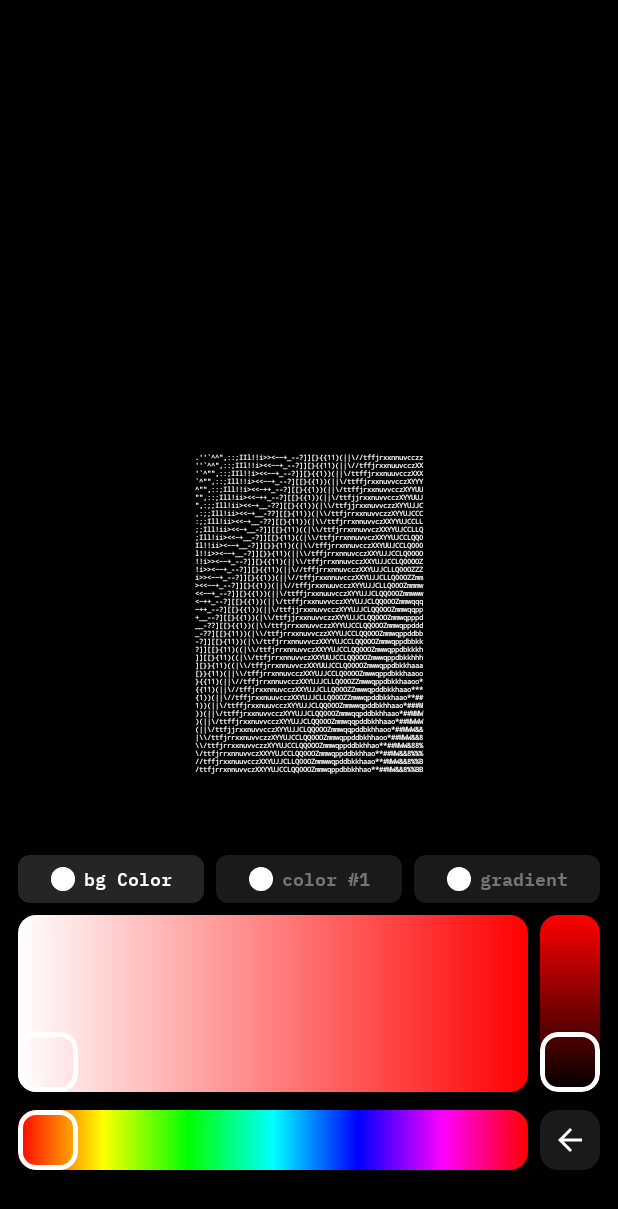
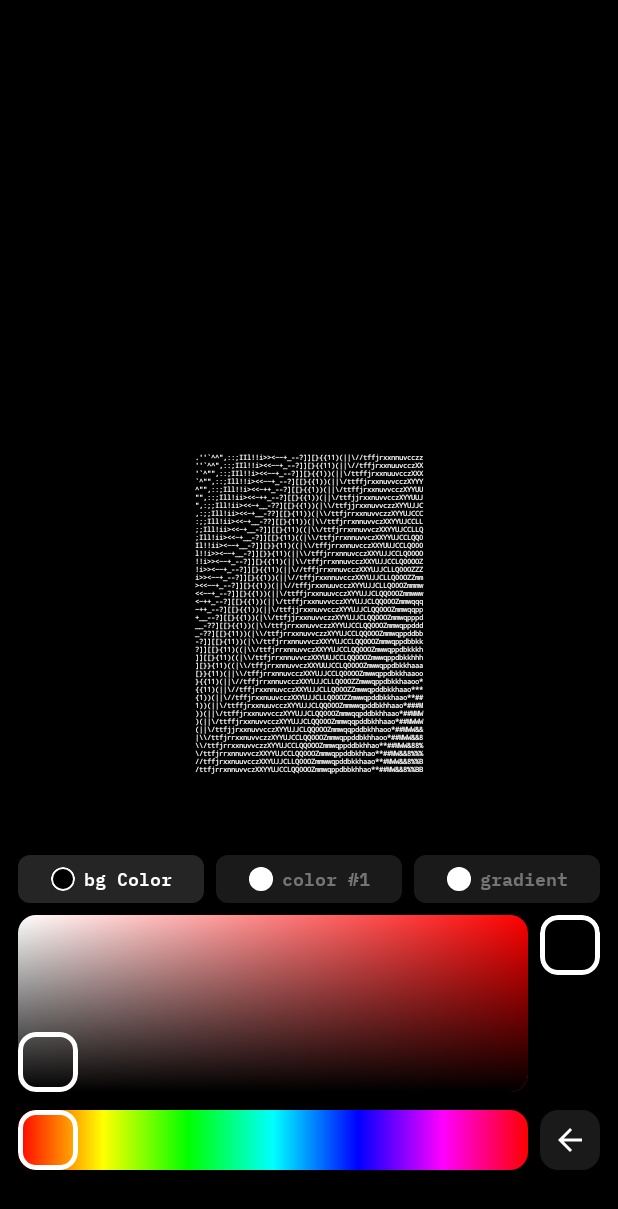
Before and after one commit to Barryalien23/MyApplication_32, an Android app built with Jetpack Compose: the screen it shows after launch (MainActivity), after a tap on "GRADIENT", on a phone screen of 412 x 824 dp. Shown: the top 1209 px of the screen. Run offline under Robolectric (Android 15) with nearby library versions, the phone set to English and light mode, and no system bars; libraries missing offline, so code that uses them is left out: androidx.camera.core; 1 statement that could not run was skipped.

Commit message:
Refactor ColorPickerBlock to improve color selection logic and enhance UI responsiveness. Introduce dynamic color updates for tabs and optimize state management for saturation, value, and opacity adjustments. Streamline gesture handling for a smoother user experience.

```diff
--- a/app/src/main/java/com/raux/myapplication_32/ui/components/ColorPickerBlock.kt
+++ b/app/src/main/java/com/raux/myapplication_32/ui/components/ColorPickerBlock.kt
@@ -21,6 +21,7 @@ import androidx.compose.ui.graphics.Brush
 import androidx.compose.ui.graphics.toArgb
 import androidx.compose.ui.hapticfeedback.HapticFeedbackType
 import androidx.compose.ui.input.pointer.pointerInput
+import androidx.compose.ui.layout.onGloballyPositioned
 import androidx.compose.ui.platform.LocalDensity
 import androidx.compose.ui.platform.LocalHapticFeedback
 import androidx.compose.ui.text.font.FontWeight
@@ -109,6 +110,23 @@ private fun ColorTabs(
         ColorTab.values().forEach { tab ->
             val isSelected = tab == selectedTab
 
+            // Получаем актуальный цвет для каждого таба
+            val tabColor = when (tab) {
+                ColorTab.BACKGROUND -> colorState.background
+                ColorTab.COLOR1 -> {
+                    when (val symbols = colorState.symbols) {
+                        is SymbolPaint.Solid -> symbols.color
+                        is SymbolPaint.Gradient -> symbols.start
+                    }
+                }
+                ColorTab.GRADIENT -> {
+                    when (val symbols = colorState.symbols) {
+                        is SymbolPaint.Solid -> symbols.color
+                        is SymbolPaint.Gradient -> symbols.start
+                    }
+                }
+            }
+
             Box(
                 modifier = Modifier
                     .weight(1f)
@@ -125,9 +143,16 @@ private fun ColorTabs(
                     horizontalArrangement = Arrangement.spacedBy(6.dp),
                     verticalAlignment = Alignment.CenterVertically
                 ) {
-                    // Индикатор цвета
+                    // Индикатор цвета с актуальным цветом
                     ColorIndicator(
-                        colorState = colorState,
+                        colorState = ColorState(
+                            background = tabColor,
+                            symbols = when (tab) {
+                                ColorTab.BACKGROUND -> SymbolPaint.Solid(tabColor)
+                                ColorTab.COLOR1 -> SymbolPaint.Solid(tabColor)
+                                ColorTab.GRADIENT -> colorState.symbols
+                            }
+                        ),
                         isSelected = isSelected,
                         modifier = Modifier.size(16.dp)
                     )
@@ -161,85 +186,57 @@ private fun HSVColorPicker(
     var hue by remember { mutableStateOf(0f) }
     var saturation by remember { mutableStateOf(1f) }
     var value by remember { mutableStateOf(1f) }
+    var alpha by remember { mutableStateOf(1f) }
 
-    // Обновляем значения при изменении выбранного таба
-    LaunchedEffect(selectedTab, colorState) {
-        val currentColor = when (selectedTab) {
+    // ⬇️ перезапускаем ТОЛЬКО при смене таба
+    LaunchedEffect(selectedTab) {
+        val current = when (selectedTab) {
             ColorTab.BACKGROUND -> colorState.background
-            ColorTab.COLOR1 -> {
-                when (val symbols = colorState.symbols) {
-                    is SymbolPaint.Solid -> symbols.color
-                    is SymbolPaint.Gradient -> symbols.start
+            ColorTab.COLOR1, ColorTab.GRADIENT -> when (val s = colorState.symbols) {
+                is SymbolPaint.Solid -> s.color
+                is SymbolPaint.Gradient -> s.start
             }
         }
-            ColorTab.GRADIENT -> {
-                when (val symbols = colorState.symbols) {
-                    is SymbolPaint.Solid -> symbols.color
-                    is SymbolPaint.Gradient -> symbols.start
-                }
-            }
+        val hsv = FloatArray(3)
+        android.graphics.Color.colorToHSV(current.toArgb(), hsv)
+        hue = hsv[0]; saturation = hsv[1]; value = hsv[2]; alpha = current.alpha
     }
 
-        // Конвертируем Color в HSV
-        val hsv = FloatArray(3)
-        android.graphics.Color.colorToHSV(currentColor.toArgb(), hsv)
-        hue = hsv[0]
-        saturation = hsv[1]
-        value = hsv[2]
-    }
+    // ⬇️ стабилизируем ссылку на коллбэк (чтобы pointerInput был с ключом Unit)
+    val applyColor by rememberUpdatedState(onColorChanged)
 
-    Column(
-        modifier = Modifier.fillMaxWidth(),
-        verticalArrangement = Arrangement.spacedBy(12.dp)
-    ) {
-        // Панель насыщенности/яркости и полоса прозрачности
-        Row(
-            modifier = Modifier.fillMaxWidth(),
-            horizontalArrangement = Arrangement.spacedBy(8.dp)
-        ) {
-            // Основная панель насыщенности/яркости
+    Column(Modifier.fillMaxWidth(), verticalArrangement = Arrangement.spacedBy(12.dp)) {
+        Row(Modifier.fillMaxWidth(), horizontalArrangement = Arrangement.spacedBy(8.dp)) {
             SaturationValuePanel(
                 hue = hue,
                 saturation = saturation,
                 value = value,
-                onSaturationValueChanged = { newSaturation, newValue ->
-                    saturation = newSaturation
-                    value = newValue
-                    val newColor = Color.hsv(hue, saturation, value)
-                    onColorChanged(newColor)
+                onSaturationValueChanged = { s, v ->
+                    saturation = s; value = v
+                    applyColor(Color.hsv(hue, saturation, value, alpha))
                 },
                 modifier = Modifier.weight(1f)
             )
-
-            // Полоса прозрачности
             OpacitySlider(
-                opacity = 1f, // Пока фиксированная прозрачность
-                onOpacityChanged = { /* TODO: Реализовать прозрачность */ },
+                baseColor = Color.hsv(hue, saturation, value),
+                opacity = alpha,
+                onOpacityChanged = { a ->
+                    alpha = a
+                    applyColor(Color.hsv(hue, saturation, value, alpha))
+                },
                 modifier = Modifier.width(40.dp)
             )
         }
-
-        // Полоса тона и кнопка назад
-        Row(
-            modifier = Modifier.fillMaxWidth(),
-            horizontalArrangement = Arrangement.spacedBy(8.dp)
-        ) {
-            // Полоса тона (Hue)
+        Row(Modifier.fillMaxWidth(), horizontalArrangement = Arrangement.spacedBy(8.dp)) {
             HueSlider(
                 hue = hue,
-                onHueChanged = { newHue ->
-                    hue = newHue
-                    val newColor = Color.hsv(hue, saturation, value)
-                    onColorChanged(newColor)
+                onHueChanged = { h ->
+                    hue = h
+                    applyColor(Color.hsv(hue, saturation, value, alpha))
                 },
                 modifier = Modifier.weight(1f)
             )
-
-            // Кнопка назад
-            BackButton(
-                onClick = onBackClick,
-                modifier = Modifier.size(40.dp)
-            )
+            BackButton(onClick = onBackClick, modifier = Modifier.size(40.dp))
         }
     }
 }
@@ -255,58 +252,58 @@ private fun SaturationValuePanel(
     onSaturationValueChanged: (Float, Float) -> Unit,
     modifier: Modifier = Modifier
 ) {
-    val hapticFeedback = LocalHapticFeedback.current
-    val density = LocalDensity.current
+    val haptic = LocalHapticFeedback.current
+    val onSV by rememberUpdatedState(onSaturationValueChanged)
+    var sizePx by remember { mutableStateOf(androidx.compose.ui.unit.IntSize.Zero) }
+
+    fun compute(p: Offset): Pair<Float, Float>? {
+        if (sizePx.width == 0 || sizePx.height == 0) return null
+        val s = (p.x / sizePx.width).coerceIn(0f, 1f)
+        val v = (1f - p.y / sizePx.height).coerceIn(0f, 1f)
+        return s to v
+    }
 
     Box(
         modifier = modifier
             .height(118.dp)
             .clip(RoundedCornerShape(12.dp))
-            .background(
-                brush = Brush.horizontalGradient(
-                    colors = listOf(
-                        Color.White,
-                        Color.hsv(hue, 1f, 1f)
-                    )
-                )
-            )
+            .background(Brush.horizontalGradient(listOf(Color.White, Color.hsv(hue, 1f, 1f))))
+            .background(Brush.verticalGradient(listOf(Color.Transparent, Color.Black)))
+            .onGloballyPositioned { sizePx = it.size }
+            // ⬇️ стабильный ключ
             .pointerInput(Unit) {
-                detectTapGestures { offset ->
-                    val panelWidth = with(density) { size.width.toDp().value }
-                    val panelHeight = with(density) { size.height.toDp().value }
-                    val newSaturation = (offset.x / panelWidth).coerceIn(0f, 1f)
-                    val newValue = 1f - (offset.y / panelHeight).coerceIn(0f, 1f)
-                    hapticFeedback.performHapticFeedback(HapticFeedbackType.LongPress)
-                    onSaturationValueChanged(newSaturation, newValue)
+                detectTapGestures { p ->
+                    compute(p)?.let { (s, v) ->
+                        haptic.performHapticFeedback(HapticFeedbackType.LongPress)
+                        onSV(s, v)
+                    }
                 }
             }
             .pointerInput(Unit) {
                 detectDragGestures(
                     onDragStart = {
-                        hapticFeedback.performHapticFeedback(HapticFeedbackType.LongPress)
+                        haptic.performHapticFeedback(HapticFeedbackType.LongPress)
                     }
-                ) { _, _ ->
-                    // TODO: Реализовать перетаскивание
+                ) { change, _ ->
+                    change.consume() // ⬅️ предотвращаем конкуренцию жестов
+                    compute(change.position)?.let { (s, v) -> onSV(s, v) }
                 }
             }
     ) {
-        // Индикатор текущей позиции
+        // индикатор — без изменений
+        if (sizePx.width > 0 && sizePx.height > 0) {
+            val handle = 40.dp
+            val handlePx = with(LocalDensity.current) { handle.toPx() }
+            val x = (saturation * sizePx.width - handlePx / 2).coerceIn(0f, sizePx.width - handlePx)
+            val y = ((1f - value) * sizePx.height - handlePx / 2).coerceIn(0f, sizePx.height - handlePx)
             Box(
-            modifier = Modifier
-                .align(Alignment.TopStart)
-                .offset(
-                    x = (saturation * (118 - 40)).dp,
-                    y = ((1f - value) * (118 - 40)).dp
+                Modifier
+                    .offset { androidx.compose.ui.unit.IntOffset(x.toInt(), y.toInt()) }
+                    .size(handle)
+                    .clip(RoundedCornerShape(12.dp))
+                    .border(3.dp, Color.White, RoundedCornerShape(12.dp))
             )
-                .size(40.dp)
-                .clip(RoundedCornerShape(12.dp))
-                .background(Color.Transparent)
-                .border(
-                    width = 3.dp,
-                    color = Color.White,
-                    shape = RoundedCornerShape(12.dp)
-                )
-        )
+        }
     }
 }
 
@@ -315,37 +312,56 @@ private fun SaturationValuePanel(
  */
 @Composable
 private fun OpacitySlider(
+    baseColor: Color,
     opacity: Float,
     onOpacityChanged: (Float) -> Unit,
     modifier: Modifier = Modifier
 ) {
+    val onAlpha by rememberUpdatedState(onOpacityChanged)
+    val haptic = LocalHapticFeedback.current
+    var sizePx by remember { mutableStateOf(androidx.compose.ui.unit.IntSize.Zero) }
+
+    fun compute(p: Offset): Float? {
+        if (sizePx.height == 0) return null
+        return (1f - p.y / sizePx.height).coerceIn(0f, 1f)
+    }
+
     Box(
         modifier = modifier
             .height(118.dp)
             .clip(RoundedCornerShape(12.dp))
-            .background(
-                brush = Brush.verticalGradient(
-                    colors = listOf(
-                        Color.Red.copy(alpha = 1f),
-                        Color.Red.copy(alpha = 0f)
+            .background(Brush.verticalGradient(listOf(baseColor.copy(alpha = 1f), baseColor.copy(alpha = 0f))))
+            .onGloballyPositioned { sizePx = it.size }
+            .pointerInput(Unit) {
+                detectTapGestures { p ->
+                    compute(p)?.let {
+                        haptic.performHapticFeedback(HapticFeedbackType.LongPress)
+                        onAlpha(it)
+                    }
+                }
+            }
+            .pointerInput(Unit) {
+                detectDragGestures(
+                    onDragStart = { haptic.performHapticFeedback(HapticFeedbackType.LongPress) }
+                ) { change, _ ->
+                    change.consume()
+                    compute(change.position)?.let { onAlpha(it) }
+                }
+            }
+    ) {
+        if (sizePx.height > 0) {
+            val handle = 40.dp
+            val handlePx = with(LocalDensity.current) { handle.toPx() }
+            val y = ((1f - opacity) * sizePx.height - handlePx / 2).coerceIn(0f, sizePx.height - handlePx)
+            Box(
+                Modifier
+                    .align(Alignment.TopCenter)
+                    .offset { androidx.compose.ui.unit.IntOffset(0, y.toInt()) }
+                    .size(handle)
+                    .clip(RoundedCornerShape(12.dp))
+                    .border(3.dp, Color.White, RoundedCornerShape(12.dp))
             )
-                )
-            )
-    ) {
-        // Индикатор текущей прозрачности
-        Box(
-            modifier = Modifier
-                .align(Alignment.TopCenter)
-                .offset(y = (opacity * (118 - 40)).dp)
-                .size(40.dp)
-                .clip(RoundedCornerShape(12.dp))
-                .background(Color.Transparent)
-                .border(
-                    width = 3.dp,
-                    color = Color.White,
-                    shape = RoundedCornerShape(12.dp)
-                )
-        )
+        }
     }
 }
 
@@ -358,49 +374,55 @@ private fun HueSlider(
     onHueChanged: (Float) -> Unit,
     modifier: Modifier = Modifier
 ) {
-    val hapticFeedback = LocalHapticFeedback.current
-    val density = LocalDensity.current
+    val haptic = LocalHapticFeedback.current
+    val onHue by rememberUpdatedState(onHueChanged)
+    var sizePx by remember { mutableStateOf(androidx.compose.ui.unit.IntSize.Zero) }
+
+    fun compute(p: Offset): Float? {
+        if (sizePx.width == 0) return null
+        return (p.x / sizePx.width * 360f).coerceIn(0f, 360f)
+    }
 
     Box(
         modifier = modifier
             .height(40.dp)
             .clip(RoundedCornerShape(12.dp))
             .background(
-                brush = Brush.horizontalGradient(
-                    colors = listOf(
-                        Color.Red,
-                        Color.Yellow,
-                        Color.Green,
-                        Color.Cyan,
-                        Color.Blue,
-                        Color.Magenta,
-                        Color.Red
+                Brush.horizontalGradient(
+                    listOf(Color.Red, Color.Yellow, Color.Green, Color.Cyan, Color.Blue, Color.Magenta, Color.Red)
                 )
             )
-            )
+            .onGloballyPositioned { sizePx = it.size }
             .pointerInput(Unit) {
-                detectTapGestures { offset ->
-                    val sliderWidth = with(density) { size.width.toDp().value }
-                    val newHue = (offset.x / sliderWidth * 360f).coerceIn(0f, 360f)
-                    hapticFeedback.performHapticFeedback(HapticFeedbackType.LongPress)
-                    onHueChanged(newHue)
+                detectTapGestures { p ->
+                    compute(p)?.let {
+                        haptic.performHapticFeedback(HapticFeedbackType.LongPress)
+                        onHue(it)
+                    }
+                }
+            }
+            .pointerInput(Unit) {
+                detectDragGestures(
+                    onDragStart = { haptic.performHapticFeedback(HapticFeedbackType.LongPress) }
+                ) { change, _ ->
+                    change.consume()
+                    compute(change.position)?.let { onHue(it) }
                 }
             }
     ) {
-        // Индикатор текущего тона
+        if (sizePx.width > 0) {
+            val handle = 40.dp
+            val handlePx = with(LocalDensity.current) { handle.toPx() }
+            val x = (hue / 360f * sizePx.width - handlePx / 2).coerceIn(0f, sizePx.width - handlePx)
             Box(
-            modifier = Modifier
+                Modifier
                     .align(Alignment.CenterStart)
-                .offset(x = (hue / 360f * 200).dp) // Фиксированная ширина для примера
-                .size(40.dp)
+                    .offset { androidx.compose.ui.unit.IntOffset(x.toInt(), 0) }
+                    .size(handle)
                     .clip(RoundedCornerShape(12.dp))
-                .background(Color.Transparent)
-                .border(
-                    width = 3.dp,
-                    color = Color.White,
-                    shape = RoundedCornerShape(12.dp)
+                    .border(3.dp, Color.White, RoundedCornerShape(12.dp))
             )
-        )
+        }
     }
 }
 
```
Lines whose indentation alone changed are shown as unchanged.
